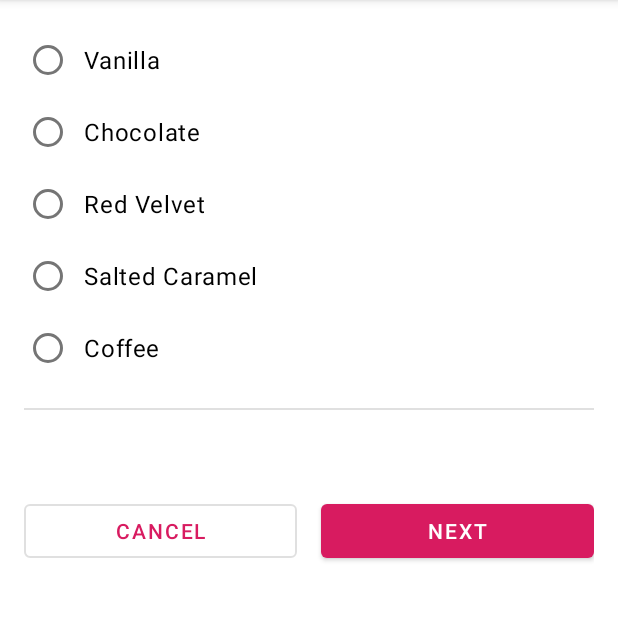
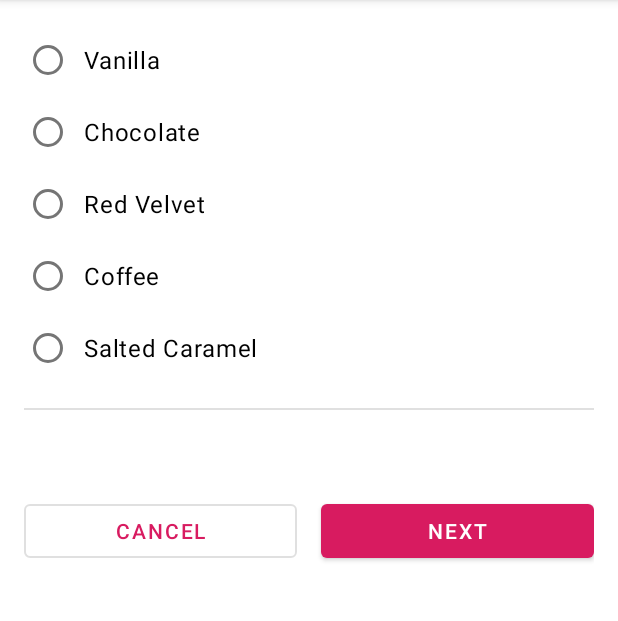
Before and after one commit to vickyvikas514/OrderCupcake, an Android app: the FlavorFragment screen opened through its navigation route, on a phone screen of 412 x 824 dp, the part 84-705 px from its top. Run offline under Robolectric (Android 15) with nearby library versions, the phone set to English and light mode, and no system bars; our stand-ins replace data binding, navigation-ui; 2 statements that could not run were skipped.

Commit message:
cleared the bug in coffee button

```diff
--- a/app/src/main/res/layout/fragment_flavor.xml
+++ b/app/src/main/res/layout/fragment_flavor.xml
@@ -71,6 +71,13 @@
                     android:onClick="@{() -> viewModel.setFlavor(@string/red_velvet)}"/>
 
                 <RadioButton
+                    android:id="@+id/coffee"
+                    android:layout_width="wrap_content"
+                    android:layout_height="wrap_content"
+                    android:text="@string/coffee"
+                    android:checked="@{viewModel.flavor.equals(@string/coffee)}"
+                    android:onClick="@{() -> viewModel.setFlavor(@string/coffee)}"/>
+                <RadioButton
                     android:id="@+id/salted_caramel"
                     android:layout_width="wrap_content"
                     android:layout_height="wrap_content"
@@ -78,13 +85,7 @@
                     android:checked="@{viewModel.flavor.equals(@string/salted_caramel)}"
                     android:onClick="@{() -> viewModel.setFlavor(@string/salted_caramel)}"/>
 
-                <RadioButton
-                    android:id="@+id/coffee"
-                    android:layout_width="wrap_content"
-                    android:layout_height="wrap_content"
-                    android:text="@string/coffee"
-                    android:checked="@{viewModel.flavor.equals(@string/coffee)}"
-                    android:onClick="@{() -> viewModel.setFlavor(@string/cofee)"/>
+
 
             </RadioGroup>
 
```
